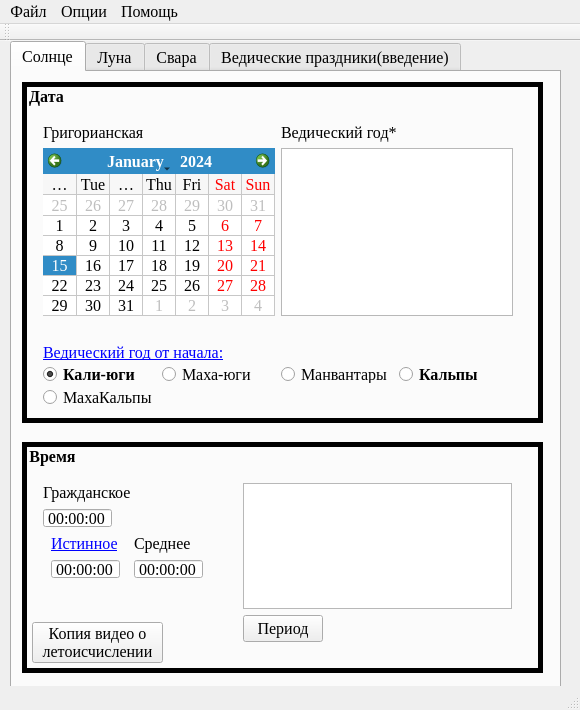
The window that mainwindow.ui (serg-lar/sun-moon-time) describes before a commit, drawn with Qt 5.
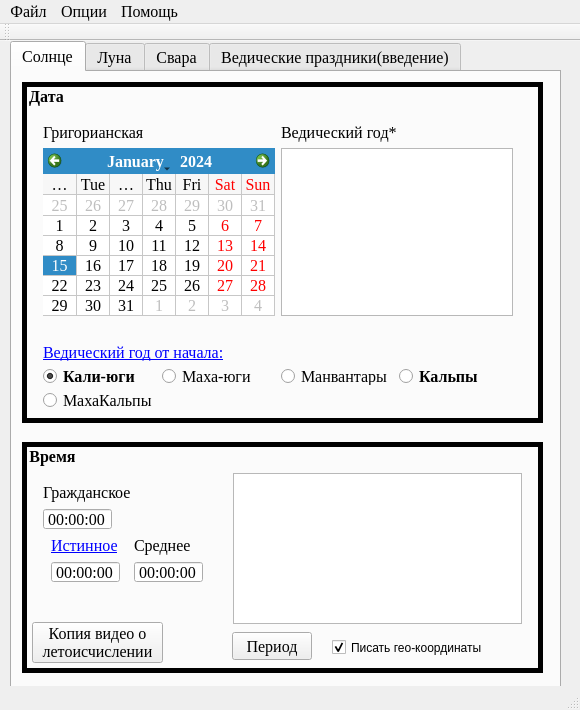
The same window after the commit. The open tabs and pages were chosen to show the change. Icons and pictures are not drawn. Custom widgets are drawn as their Qt base class.

Commit message: sun-moon-time 30 ноября 2018 Поправлен показ лунного времени. Добавлен опциональный показ геогр. координат.

Patch:
```diff
--- a/mainwindow.ui
+++ b/mainwindow.ui
@@ -268,7 +268,7 @@
          <x>10</x>
          <y>250</y>
          <width>491</width>
-         <height>85</height>
+         <height>88</height>
         </rect>
        </property>
        <property name="font">
@@ -429,8 +429,8 @@
         <rect>
          <x>10</x>
          <y>30</y>
-         <width>191</width>
-         <height>118</height>
+         <width>192</width>
+         <height>122</height>
         </rect>
        </property>
        <property name="font">
@@ -602,66 +602,6 @@
         </item>
        </layout>
       </widget>
-      <widget class="QWidget" name="layoutWidget">
-       <property name="geometry">
-        <rect>
-         <x>210</x>
-         <y>30</y>
-         <width>291</width>
-         <height>181</height>
-        </rect>
-       </property>
-       <property name="font">
-        <font>
-         <family>Times New Roman</family>
-         <pointsize>12</pointsize>
-        </font>
-       </property>
-       <layout class="QVBoxLayout" name="verticalLayout_11">
-        <item>
-         <widget class="QTextEdit" name="textEditSunTime">
-          <property name="font">
-           <font>
-            <family>Times New Roman</family>
-            <pointsize>12</pointsize>
-            <weight>75</weight>
-            <italic>false</italic>
-            <bold>true</bold>
-           </font>
-          </property>
-          <property name="styleSheet">
-           <string notr="true">color: purple;
-font: bold;</string>
-          </property>
-          <property name="readOnly">
-           <bool>true</bool>
-          </property>
-         </widget>
-        </item>
-        <item>
-         <widget class="QPushButton" name="pushButtonSunTimePeriod">
-          <property name="enabled">
-           <bool>true</bool>
-          </property>
-          <property name="sizePolicy">
-           <sizepolicy hsizetype="Fixed" vsizetype="Fixed">
-            <horstretch>0</horstretch>
-            <verstretch>0</verstretch>
-           </sizepolicy>
-          </property>
-          <property name="font">
-           <font>
-            <family>Times New Roman</family>
-            <pointsize>12</pointsize>
-           </font>
-          </property>
-          <property name="text">
-           <string>Период</string>
-          </property>
-         </widget>
-        </item>
-       </layout>
-      </widget>
       <widget class="QPushButton" name="pushButtonBoycottVideoLocalCopy">
        <property name="geometry">
         <rect>
@@ -682,6 +622,76 @@
 летоисчислении</string>
        </property>
       </widget>
+      <widget class="QTextEdit" name="textEditSunTime">
+       <property name="geometry">
+        <rect>
+         <x>211</x>
+         <y>31</y>
+         <width>289</width>
+         <height>151</height>
+        </rect>
+       </property>
+       <property name="font">
+        <font>
+         <family>Times New Roman</family>
+         <pointsize>12</pointsize>
+         <weight>75</weight>
+         <italic>false</italic>
+         <bold>true</bold>
+        </font>
+       </property>
+       <property name="styleSheet">
+        <string notr="true">color: purple;
+font: bold;</string>
+       </property>
+       <property name="readOnly">
+        <bool>true</bool>
+       </property>
+      </widget>
+      <widget class="QPushButton" name="pushButtonSunTimePeriod">
+       <property name="enabled">
+        <bool>true</bool>
+       </property>
+       <property name="geometry">
+        <rect>
+         <x>210</x>
+         <y>190</y>
+         <width>80</width>
+         <height>28</height>
+        </rect>
+       </property>
+       <property name="sizePolicy">
+        <sizepolicy hsizetype="Fixed" vsizetype="Fixed">
+         <horstretch>0</horstretch>
+         <verstretch>0</verstretch>
+        </sizepolicy>
+       </property>
+       <property name="font">
+        <font>
+         <family>Times New Roman</family>
+         <pointsize>12</pointsize>
+        </font>
+       </property>
+       <property name="text">
+        <string>Период</string>
+       </property>
+      </widget>
+      <widget class="QCheckBox" name="checkBoxPrintGeoCoordsSunTime">
+       <property name="geometry">
+        <rect>
+         <x>310</x>
+         <y>190</y>
+         <width>191</width>
+         <height>31</height>
+        </rect>
+       </property>
+       <property name="text">
+        <string>Писать гео-координаты</string>
+       </property>
+       <property name="checked">
+        <bool>true</bool>
+       </property>
+      </widget>
      </widget>
     </widget>
     <widget class="QWidget" name="tabMoon">
@@ -884,6 +894,89 @@
        <bool>false</bool>
       </property>
      </widget>
+     <widget class="QWidget" name="">
+      <property name="geometry">
+       <rect>
+        <x>4</x>
+        <y>10</y>
+        <width>271</width>
+        <height>371</height>
+       </rect>
+      </property>
+      <layout class="QVBoxLayout" name="verticalLayout_11">
+       <item>
+        <layout class="QVBoxLayout" name="verticalLayout_8">
+         <item>
+          <widget class="QLabel" name="label_7">
+           <property name="text">
+            <string>&lt;html&gt;&lt;head/&gt;&lt;body&gt;&lt;p&gt;Лунный день&lt;/p&gt;&lt;/body&gt;&lt;/html&gt;</string>
+           </property>
+          </widget>
+         </item>
+         <item>
+          <widget class="QTextEdit" name="textEditMoonDate">
+           <property name="toolTip">
+            <string/>
+           </property>
+           <property name="styleSheet">
+            <string notr="true">QTextEdit
+{
+	font: bold;
+	color: navy;
+}
+
+QToolTip
+{
+	padding: 2;
+	background: black;
+	font: bold;
+	color: white;
+}</string>
+           </property>
+           <property name="readOnly">
+            <bool>true</bool>
+           </property>
+          </widget>
+         </item>
+        </layout>
+       </item>
+       <item>
+        <layout class="QHBoxLayout" name="horizontalLayout_5">
+         <item>
+          <widget class="QPushButton" name="pushButtonMoonDatePeriod">
+           <property name="enabled">
+            <bool>true</bool>
+           </property>
+           <property name="sizePolicy">
+            <sizepolicy hsizetype="Fixed" vsizetype="Fixed">
+             <horstretch>0</horstretch>
+             <verstretch>0</verstretch>
+            </sizepolicy>
+           </property>
+           <property name="text">
+            <string>Период</string>
+           </property>
+          </widget>
+         </item>
+         <item>
+          <widget class="QCheckBox" name="checkBoxPrintGeoCoordsMoonDay">
+           <property name="font">
+            <font>
+             <pointsize>11</pointsize>
+            </font>
+           </property>
+           <property name="text">
+            <string>Писать гео-координаты</string>
+           </property>
+           <property name="checked">
+            <bool>true</bool>
+           </property>
+          </widget>
+         </item>
+        </layout>
+       </item>
+      </layout>
+     </widget>
     </widget>
     <widget class="QWidget" name="tabSvara">
      <property name="styleSheet">
```
Left out of the diff: 68 changed lines with no effect on the pictures. The commit also changes 4 other files.
